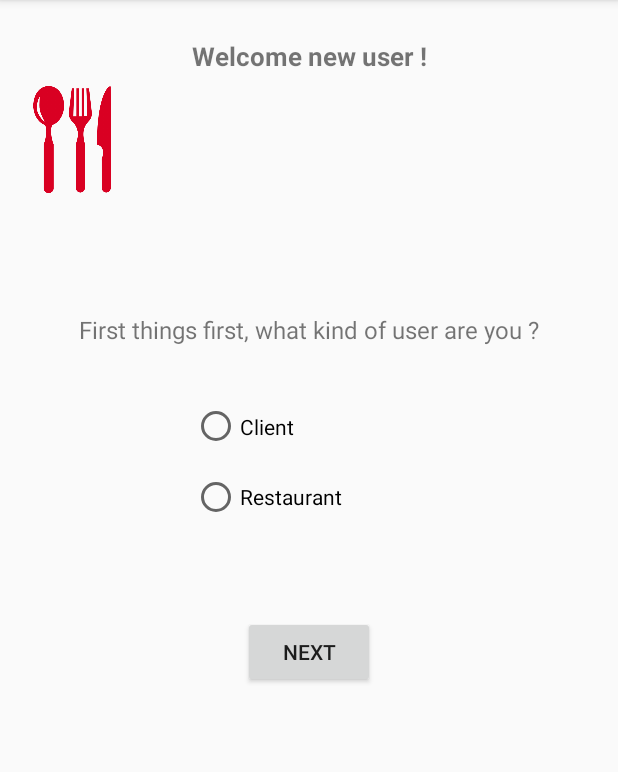
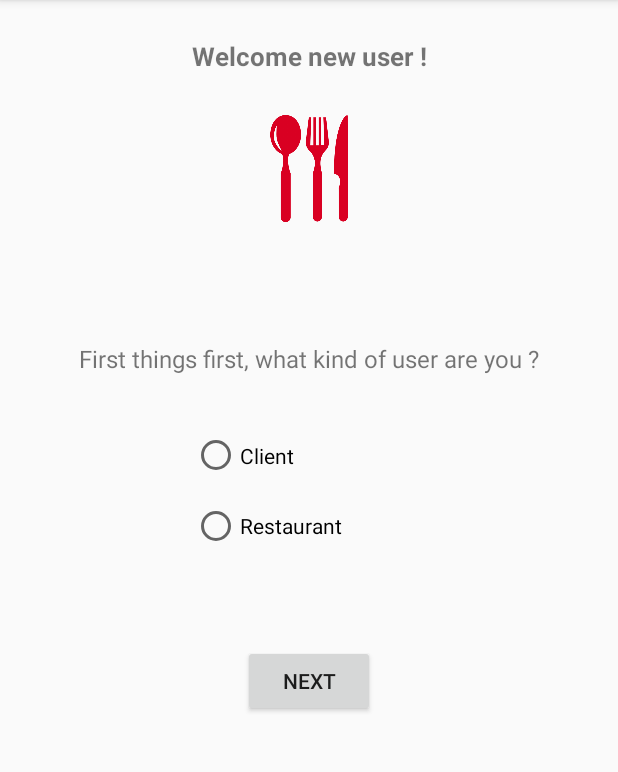
Before and after one commit to rlemchar/final_project_mobiles, an Android app: the SignIn screen opened directly, with no data from a screen before it, on a phone screen of 412 x 824 dp, the part 84-856 px from its top. Run offline under Robolectric (Android 15) with nearby library versions, the phone set to English and light mode, and no system bars.

Commit message:
added - next page signIn

```diff
--- a/app/src/main/java/com/website/rox/ordermayab/MainActivity.java
+++ b/app/src/main/java/com/website/rox/ordermayab/MainActivity.java
@@ -17,4 +17,9 @@ public class MainActivity extends AppCompatActivity {
         Intent goToSignIn = new Intent(this, SignIn.class);
         startActivity(goToSignIn);
     }
+
+    public void logIn(View view){
+        Intent goToLogIn = new Intent(this,LogIn.class);
+        startActivity(goToLogIn);
+    }
 }
--- a/app/src/main/res/layout/activity_main.xml
+++ b/app/src/main/res/layout/activity_main.xml
@@ -46,11 +46,12 @@
         android:layout_height="44dp"
         android:layout_marginLeft="8dp"
         android:layout_marginRight="8dp"
+        android:layout_marginTop="89dp"
         android:background="#c33e3e"
+        android:onClick="logIn"
         android:text="Log In"
         app:layout_constraintLeft_toLeftOf="parent"
         app:layout_constraintRight_toRightOf="parent"
-        android:layout_marginTop="89dp"
         app:layout_constraintTop_toBottomOf="@+id/imageView" />
 
     <ImageView
--- a/app/src/main/res/layout/activity_sign_in.xml
+++ b/app/src/main/res/layout/activity_sign_in.xml
@@ -43,23 +43,27 @@
         android:layout_width="96dp"
         android:layout_height="71dp"
         app:srcCompat="@drawable/tool_sets"
-        tools:layout_editor_absoluteX="144dp"
-        android:layout_marginTop="8dp"
-        app:layout_constraintTop_toBottomOf="@+id/textView2" />
+        android:layout_marginTop="27dp"
+        app:layout_constraintTop_toBottomOf="@+id/textView2"
+        android:layout_marginLeft="8dp"
+        app:layout_constraintLeft_toLeftOf="parent"
+        android:layout_marginRight="8dp"
+        app:layout_constraintRight_toRightOf="parent" />
 
     <Button
         android:id="@+id/button3"
         android:layout_width="wrap_content"
         android:layout_height="wrap_content"
+        android:layout_marginEnd="8dp"
         android:layout_marginLeft="8dp"
         android:layout_marginRight="8dp"
+        android:layout_marginStart="8dp"
+        android:layout_marginTop="56dp"
+        android:onClick="next"
         android:text="Next"
         app:layout_constraintLeft_toLeftOf="parent"
         app:layout_constraintRight_toRightOf="parent"
-        android:layout_marginStart="8dp"
-        android:layout_marginEnd="8dp"
-        android:layout_marginTop="56dp"
-        app:layout_constraintTop_toBottomOf="@+id/radioGroup" />
+        app:layout_constraintTop_toBottomOf="@+id/typeOfClient_RadioGroup" />
 
     <RadioGroup
         android:layout_width="156dp"
@@ -71,10 +75,10 @@
         app:layout_constraintTop_toBottomOf="@+id/textView3"
         android:layout_marginRight="8dp"
         app:layout_constraintRight_toRightOf="parent"
-        android:id="@+id/radioGroup">
+        android:id="@+id/typeOfClient_RadioGroup">
 
         <RadioButton
-            android:id="@+id/clientRadioButton"
+            android:id="@+id/client_RadioButton"
             android:layout_width="match_parent"
             android:layout_height="match_parent"
             android:layout_weight="1"
@@ -83,7 +87,7 @@
             tools:layout_editor_absoluteY="8dp" />
 
         <RadioButton
-            android:id="@+id/restaurantRadioButton"
+            android:id="@+id/restaurant_RadioButton"
             android:layout_width="match_parent"
             android:layout_height="match_parent"
             android:layout_weight="1"
--- a/app/src/main/res/values/strings.xml
+++ b/app/src/main/res/values/strings.xml
@@ -3,4 +3,6 @@
     <string name="title_activity_log_in">LogIn</string>
     <string name="title_activity_sign_in2">SignIn2</string>
     <string name="title_activity_main_client">MainClientActivity</string>
+    <string name="title_activity_client_sign_in">ClientSignIn</string>
+    <string name="title_activity_restaurant_sign_in">RestaurantSignIn</string>
 </resources>
```
Also changed, not shown: app/src/main/AndroidManifest.xml (+9 -1 lines), app/src/main/java/com/website/rox/ordermayab/ClientSignIn.java (added, +29 -0 lines), app/src/main/java/com/website/rox/ordermayab/RestaurantSignIn.java (added, +29 -0 lines), app/src/main/java/com/website/rox/ordermayab/SignIn.java (+17 -0 lines), app/src/main/res/layout/activity_client_sign_in.xml (added, +33 -0 lines), app/src/main/res/layout/activity_restaurant_sign_in.xml (added, +33 -0 lines), app/src/main/res/layout/content_client_sign_in.xml (added, +11 -0 lines), app/src/main/res/layout/content_restaurant_sign_in.xml (added, +11 -0 lines).
